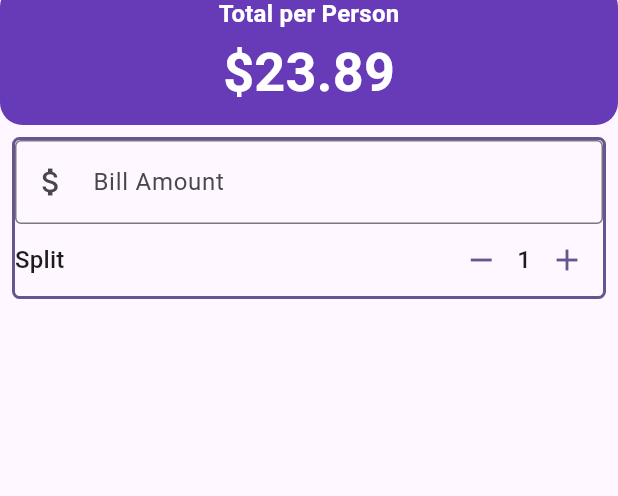
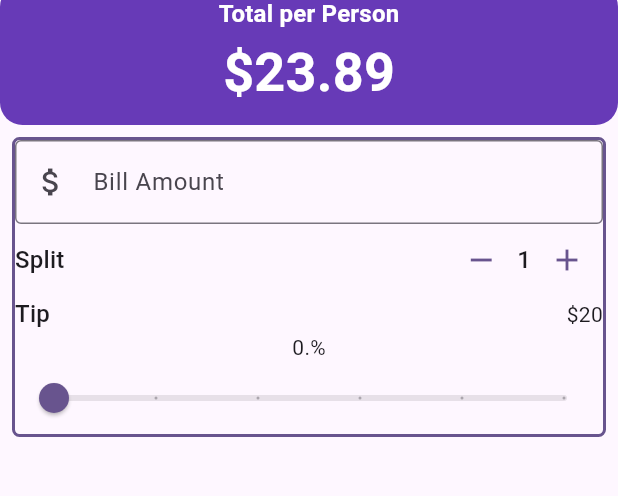
Before and after one commit to robiulju/ZenDot_Practice, a Flutter app: the screen it shows after launch, on a phone screen of 412 x 824 dp, the part 100-596 px from its top. Run offline on Flutter 3.47's test engine with Material 3 defaults, Android fonts, the phone set to English and light mode, and no system bars.

Commit message:
Refactor tip Slider

```diff
--- a/lib/main.dart
+++ b/lib/main.dart
@@ -1,5 +1,6 @@
 import 'package:flutter/material.dart';
 import 'package:utip/widgets/person_counter.dart';
+import 'package:utip/widgets/tip_slider.dart';
 
 void main() {
   runApp(const MyApp());
@@ -33,6 +34,8 @@
 
 class _UTipState extends State<UTip> {
   int _personCount = 1;
+
+  double _tipPercentage = 0.0;
 
   void increment() {
     setState(() {
@@ -115,8 +118,32 @@
                         personCount: _personCount,
                         onDecrement: decrement,
                         onIncrement: increment,
-                      )
+                      ),
                     ],
+                  ),
+                  // == Tip Section ==
+
+                  Row(
+                    mainAxisAlignment: MainAxisAlignment.spaceBetween,
+                    children: [
+                      Text(
+                        "Tip",
+                        style: theme.textTheme.titleMedium,
+                      ),
+                      const Text("\$20")
+                    ],
+                  ),
+                  // == Sider Text ==
+                  Text("${(_tipPercentage * 100).round()}.%"),
+
+                  // == Tip Slider ==
+                  TipSlider(
+                    tipPercentage: _tipPercentage,
+                    onChanged: (double value) {
+                      setState(() {
+                        _tipPercentage = value;
+                      });
+                    },
                   )
                 ],
               ),
--- /dev/null
+++ b/lib/widgets/tip_slider.dart
@@ -0,0 +1,30 @@
+import 'package:flutter/material.dart';
+
+class TipSlider extends StatelessWidget {
+  const TipSlider({
+    super.key,
+    required double tipPercentage,
+    required this.onChanged,
+  }) : _tipPercentage = tipPercentage;
+
+  final double _tipPercentage;
+  final ValueChanged<double> onChanged;
+
+  @override
+  Widget build(BuildContext context) {
+    return Slider(
+      value: _tipPercentage,
+
+      onChanged: onChanged,
+      // onChanged: (value) {
+      //   // setState(() {
+      //   //   _tipPercentage = value;
+      //   // });
+      // },
+      min: 0,
+      max: 0.5,
+      label: "${(_tipPercentage * 100).round()}",
+      divisions: 5,
+    );
+  }
+}
```
